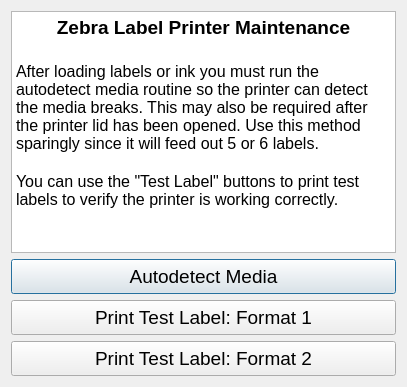
aliciabillings-noaa/CLAMS, file ui/PrinterAdminDlg.ui: the form before one commit.
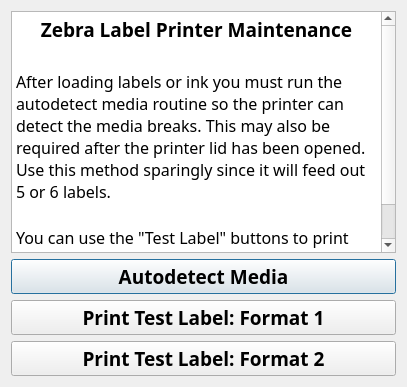
The form after the commit.

Commit message: set fonts to Arial Black

```diff
--- a/ui/PrinterAdminDlg.ui
+++ b/ui/PrinterAdminDlg.ui
@@ -27,6 +27,13 @@
          <height>1000</height>
         </size>
        </property>
+       <property name="font">
+        <font>
+         <family>Arial Black</family>
+         <weight>75</weight>
+         <bold>true</bold>
+        </font>
+       </property>
        <property name="acceptDrops">
         <bool>false</bool>
        </property>
@@ -40,12 +47,12 @@
         <string>&lt;!DOCTYPE HTML PUBLIC &quot;-//W3C//DTD HTML 4.0//EN&quot; &quot;http://www.w3.org/TR/REC-html40/strict.dtd&quot;&gt;
 &lt;html&gt;&lt;head&gt;&lt;meta name=&quot;qrichtext&quot; content=&quot;1&quot; /&gt;&lt;style type=&quot;text/css&quot;&gt;
 p, li { white-space: pre-wrap; }
-&lt;/style&gt;&lt;/head&gt;&lt;body style=&quot; font-family:'MS Shell Dlg 2'; font-size:8.25pt; font-weight:400; font-style:normal;&quot;&gt;
-&lt;p align=&quot;center&quot; style=&quot; margin-top:0px; margin-bottom:0px; margin-left:0px; margin-right:0px; -qt-block-indent:0; text-indent:0px;&quot;&gt;&lt;span style=&quot; font-size:14pt; font-weight:600;&quot;&gt;Zebra Label Printer Maintenance&lt;/span&gt;&lt;/p&gt;
-&lt;p align=&quot;center&quot; style=&quot;-qt-paragraph-type:empty; margin-top:0px; margin-bottom:0px; margin-left:0px; margin-right:0px; -qt-block-indent:0; text-indent:0px; font-size:14pt; font-weight:600;&quot;&gt;&lt;br /&gt;&lt;/p&gt;
-&lt;p style=&quot; margin-top:0px; margin-bottom:0px; margin-left:0px; margin-right:0px; -qt-block-indent:0; text-indent:0px;&quot;&gt;&lt;span style=&quot; font-size:12pt;&quot;&gt;After loading labels or ink you must run the autodetect media routine so the printer can detect the media breaks. This may also be required after the printer lid has been opened. Use this method sparingly since it will feed out 5 or 6 labels.&lt;/span&gt;&lt;/p&gt;
-&lt;p style=&quot;-qt-paragraph-type:empty; margin-top:0px; margin-bottom:0px; margin-left:0px; margin-right:0px; -qt-block-indent:0; text-indent:0px; font-size:12pt;&quot;&gt;&lt;br /&gt;&lt;/p&gt;
-&lt;p style=&quot; margin-top:0px; margin-bottom:0px; margin-left:0px; margin-right:0px; -qt-block-indent:0; text-indent:0px;&quot;&gt;&lt;span style=&quot; font-size:12pt;&quot;&gt;You can use the &amp;quot;Test Label&amp;quot; buttons to print test labels to verify the printer is working correctly.&lt;/span&gt;&lt;/p&gt;&lt;/body&gt;&lt;/html&gt;</string>
+&lt;/style&gt;&lt;/head&gt;&lt;body style=&quot; font-family:'Arial Black'; font-size:8.25pt; font-weight:600; font-style:normal;&quot;&gt;
+&lt;p align=&quot;center&quot; style=&quot; margin-top:0px; margin-bottom:0px; margin-left:0px; margin-right:0px; -qt-block-indent:0; text-indent:0px;&quot;&gt;&lt;span style=&quot; font-family:'Arial Black'; font-size:14pt;&quot;&gt;Zebra Label Printer Maintenance&lt;/span&gt;&lt;/p&gt;
+&lt;p align=&quot;center&quot; style=&quot;-qt-paragraph-type:empty; margin-top:0px; margin-bottom:0px; margin-left:0px; margin-right:0px; -qt-block-indent:0; text-indent:0px; font-family:'Arial Black'; font-size:14pt;&quot;&gt;&lt;br /&gt;&lt;/p&gt;
+&lt;p style=&quot; margin-top:0px; margin-bottom:0px; margin-left:0px; margin-right:0px; -qt-block-indent:0; text-indent:0px;&quot;&gt;&lt;span style=&quot; font-family:'Arial'; font-size:12pt; font-weight:200;&quot;&gt;After loading labels or ink you must run the autodetect media routine so the printer can detect the media breaks. This may also be required after the printer lid has been opened. Use this method sparingly since it will feed out 5 or 6 labels.&lt;/span&gt;&lt;/p&gt;
+&lt;p style=&quot;-qt-paragraph-type:empty; margin-top:0px; margin-bottom:0px; margin-left:0px; margin-right:0px; -qt-block-indent:0; text-indent:0px; font-family:'Arial'; font-size:12pt; font-weight:200;&quot;&gt;&lt;br /&gt;&lt;/p&gt;
+&lt;p style=&quot; margin-top:0px; margin-bottom:0px; margin-left:0px; margin-right:0px; -qt-block-indent:0; text-indent:0px;&quot;&gt;&lt;span style=&quot; font-family:'Arial'; font-size:12pt; font-weight:200;&quot;&gt;You can use the &amp;quot;Test Label&amp;quot; buttons to print test labels to verify the printer is working correctly.&lt;/span&gt;&lt;/p&gt;&lt;/body&gt;&lt;/html&gt;</string>
        </property>
        <property name="textInteractionFlags">
         <set>Qt::NoTextInteraction</set>
@@ -62,7 +69,10 @@
        </property>
        <property name="font">
         <font>
+         <family>Arial Black</family>
          <pointsize>14</pointsize>
+         <weight>75</weight>
+         <bold>true</bold>
         </font>
        </property>
        <property name="text">
@@ -80,7 +90,10 @@
        </property>
        <property name="font">
         <font>
+         <family>Arial Black</family>
          <pointsize>14</pointsize>
+         <weight>75</weight>
+         <bold>true</bold>
         </font>
        </property>
        <property name="text">
@@ -98,7 +111,10 @@
        </property>
        <property name="font">
         <font>
+         <family>Arial Black</family>
          <pointsize>14</pointsize>
+         <weight>75</weight>
+         <bold>true</bold>
         </font>
        </property>
        <property name="text">
```
The commit also changes 42 other files.
